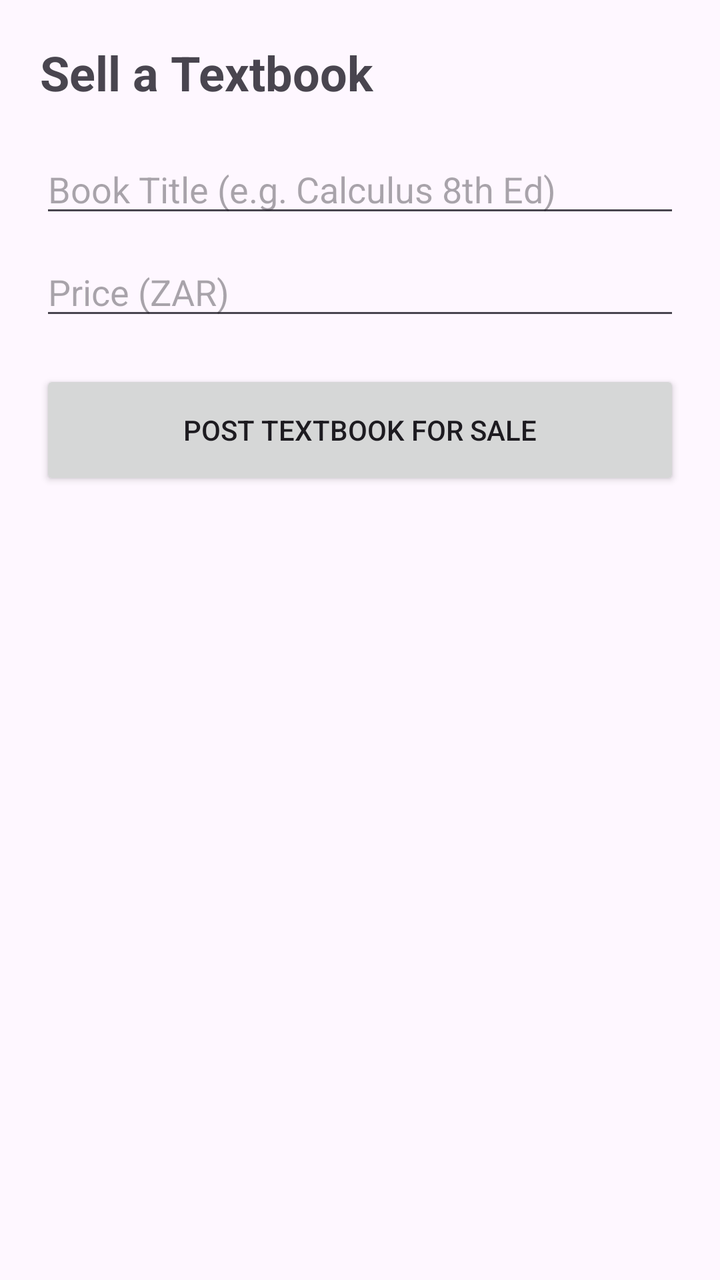
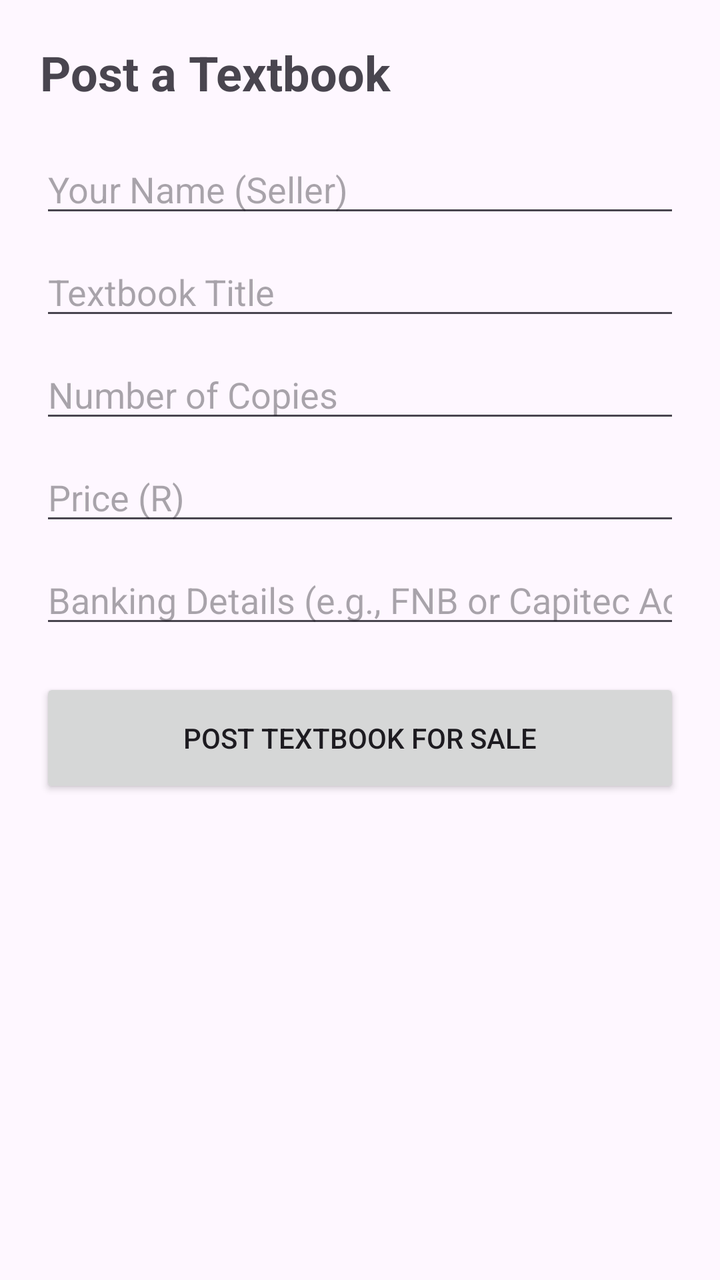

An Android layout rendered at two revisions. The XML below is the earlier revision; the diff shows what the commit changed to produce the second picture.
<!-- AndroidManifest.xml: application theme Theme.TextbookMarketplace -->
<!-- res/layout/activity_add_book.xml -->
<?xml version="1.0" encoding="utf-8"?>
<LinearLayout xmlns:android="http://schemas.android.com/apk/res/android"
    android:layout_width="match_parent"
    android:layout_height="match_parent"
    android:orientation="vertical"
    android:padding="20dp">

    <TextView
        android:layout_width="match_parent"
        android:layout_height="wrap_content"
        android:text="Sell a Textbook"
        android:textSize="24sp"
        android:textStyle="bold"
        android:layout_marginBottom="20dp"/>

    <EditText
        android:id="@+id/etBookTitle"
        android:layout_width="match_parent"
        android:layout_height="wrap_content"
        android:hint="Book Title (e.g. Calculus 8th Ed)"
        android:layout_marginBottom="10dp"/>

    <EditText
        android:id="@+id/etBookPrice"
        android:layout_width="match_parent"
        android:layout_height="wrap_content"
        android:hint="Price (ZAR)"
        android:inputType="numberDecimal"
        android:layout_marginBottom="20dp"/>

    <Button
        android:id="@+id/btnSaveBook"
        android:layout_width="match_parent"
        android:layout_height="60dp"
        android:text="Post Textbook for Sale"/>

</LinearLayout>
<!-- resources referenced by this layout -->
<resources>
  <style name="Theme.TextbookMarketplace" parent="Base.Theme.TextbookMarketplace" />
  <style name="Base.Theme.TextbookMarketplace" parent="Theme.Material3.DayNight.NoActionBar">
          
          
      </style>
</resources>

<!-- the commit's change to res/layout/activity_add_book.xml (unified diff, before → after) -->
@@ -8,30 +8,56 @@
     <TextView
         android:layout_width="match_parent"
         android:layout_height="wrap_content"
-        android:text="Sell a Textbook"
+        android:text="Post a Textbook"
         android:textSize="24sp"
         android:textStyle="bold"
         android:layout_marginBottom="20dp"/>
 
     <EditText
+        android:id="@+id/etSellerName"
+        android:layout_width="match_parent"
+        android:layout_height="wrap_content"
+        android:hint="Your Name (Seller)"
+        android:inputType="textPersonName"
+        android:layout_marginBottom="10dp"/>
+
+    <EditText
         android:id="@+id/etBookTitle"
         android:layout_width="match_parent"
         android:layout_height="wrap_content"
-        android:hint="Book Title (e.g. Calculus 8th Ed)"
+        android:hint="Textbook Title"
+        android:inputType="text"
+        android:layout_marginBottom="10dp"/>
+
+    <EditText
+        android:id="@+id/etStockCount"
+        android:layout_width="match_parent"
+        android:layout_height="wrap_content"
+        android:hint="Number of Copies"
+        android:inputType="number"
         android:layout_marginBottom="10dp"/>
 
     <EditText
         android:id="@+id/etBookPrice"
         android:layout_width="match_parent"
         android:layout_height="wrap_content"
-        android:hint="Price (ZAR)"
+        android:hint="Price (R)"
         android:inputType="numberDecimal"
+        android:layout_marginBottom="10dp"/>
+
+    <EditText
+        android:id="@+id/etBankingInfo"
+        android:layout_width="match_parent"
+        android:layout_height="wrap_content"
+        android:hint="Banking Details (e.g., FNB or Capitec Acc)"
+        android:inputType="text"
         android:layout_marginBottom="20dp"/>
 
     <Button
         android:id="@+id/btnSaveBook"
         android:layout_width="match_parent"
         android:layout_height="60dp"
-        android:text="Post Textbook for Sale"/>
+        android:text="Post Textbook for Sale"
+        android:layout_marginBottom="10dp"/>
 
 </LinearLayout>
